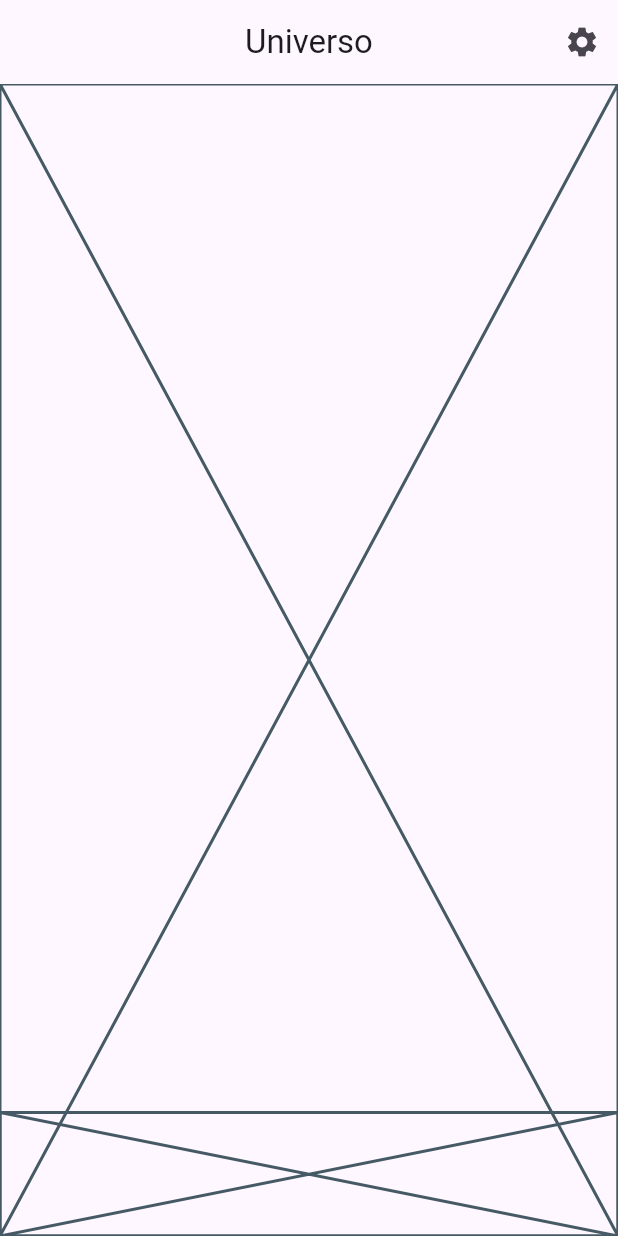
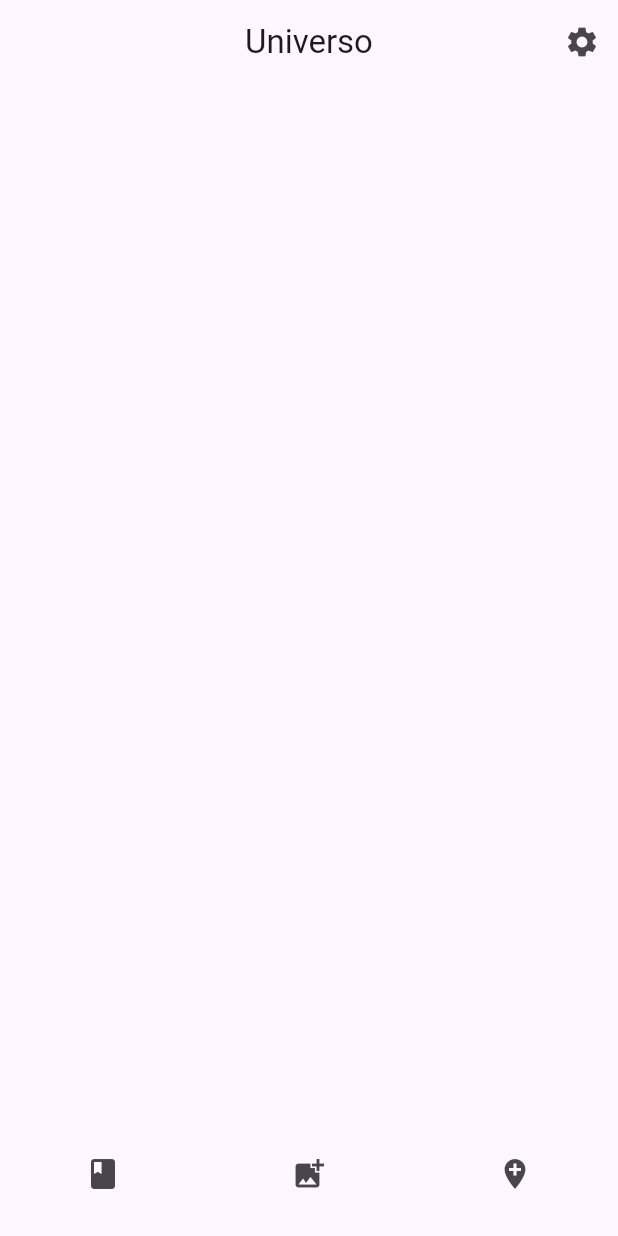
Before and after one commit to bebo1995/tome, a Flutter app: the screen it shows after launch, on a phone screen of 412 x 824 dp. Run offline on Flutter 3.47's test engine with Material 3 defaults, Android fonts, the phone set to English and light mode, and no system bars.

Commit message:
Updated Tome page

```diff
--- a/lib/homepage.dart
+++ b/lib/homepage.dart
@@ -1,11 +1,11 @@
 import 'package:flutter/material.dart';
-import 'package:mastertome/landscreen.dart';
+import 'package:mastertome/tome.dart';
 
 class Homepage extends StatelessWidget{
   const Homepage({super.key});
 
   @override
   Widget build(BuildContext context) {
-    return LandScreen();
+    return Tome();
   }
 }
--- a/lib/landscreen.dart
+++ /dev/null
@@ -1,37 +0,0 @@
-import 'package:flutter/material.dart';
-
-class LandScreen extends StatefulWidget{
-  const LandScreen({super.key});
-
-  @override
-  State<StatefulWidget> createState() => _LandScreenState();
-}
-
-class _LandScreenState extends State<LandScreen>{
-  @override
-  Widget build(BuildContext context) {
-    Size screenSize = MediaQuery.of(context).size;
-    double buttonsH = screenSize.height * 0.1;
-    return Scaffold(
-      appBar: AppBar(
-        centerTitle: true,
-        title: Text("Universo"),
-        actions: [
-          IconButton(
-            onPressed: ()=>{},
-            icon: Icon(Icons.settings))
-        ],
-      ),
-      body: Stack(
-        alignment: Alignment.bottomCenter,
-        children: [
-          Placeholder(),
-          SizedBox(
-            height: buttonsH,
-            child:  Placeholder(),
-          )
-        ],
-      ),
-    );
-  }
-}
--- a/lib/main.dart
+++ b/lib/main.dart
@@ -1,6 +1,5 @@
 import 'package:flutter/material.dart';
 import 'package:mastertome/homepage.dart';
-import 'package:mastertome/landscreen.dart';
 
 void main() {
   runApp(const MyApp());
--- /dev/null
+++ b/lib/tome.dart
@@ -0,0 +1,52 @@
+import 'package:flutter/material.dart';
+
+class Tome extends StatefulWidget {
+  const Tome({super.key});
+
+  @override
+  State<StatefulWidget> createState() => _TomeState();
+}
+
+class _TomeState extends State<Tome> {
+  Widget landImage() {
+    return Container();
+  }
+
+  Widget button(void Function()? onPressed, Icon icon) {
+    return Expanded(
+      child: Center(
+        child: IconButton(onPressed: onPressed, icon: icon),
+      ),
+    );
+  }
+
+  Widget buttons() {
+    Size screenSize = MediaQuery.of(context).size;
+    double buttonsH = screenSize.height * 0.1;
+    return SizedBox(
+      height: buttonsH,
+      child: Row(
+        children: [
+          button(() => {}, Icon(Icons.book)),
+          button(() => {}, Icon(Icons.add_photo_alternate)),
+          button(() => {}, Icon(Icons.add_location)),
+        ],
+      ),
+    );
+  }
+
+  @override
+  Widget build(BuildContext context) {
+    return Scaffold(
+      appBar: AppBar(
+        centerTitle: true,
+        title: Text("Universo"),
+        actions: [IconButton(onPressed: () => {}, icon: Icon(Icons.settings))],
+      ),
+      body: Stack(
+        alignment: Alignment.bottomCenter,
+        children: [landImage(), buttons()],
+      ),
+    );
+  }
+}
```
